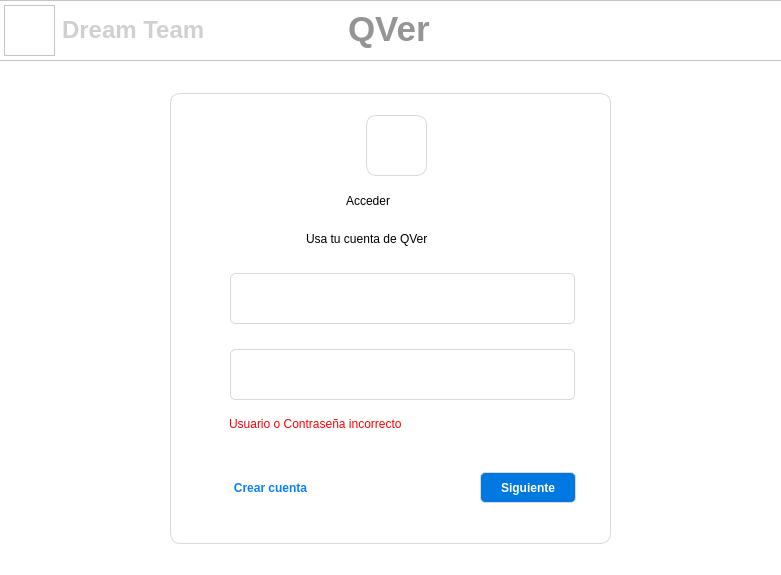
Before: the Qt Designer form QVer/Designs-UI/Login.ui in Espindolete/QVer, drawn with Qt 5.
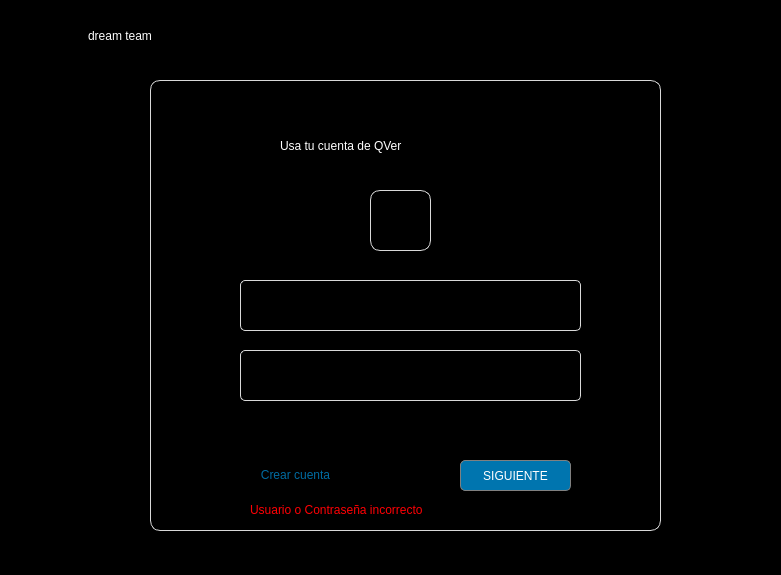
After: the same form once the commit is applied. Icons and pictures are not drawn.

What changed in the file:
```diff
--- a/QVer/Designs-UI/Login.ui
+++ b/QVer/Designs-UI/Login.ui
@@ -20,14 +20,67 @@
    <string>Login</string>
   </property>
   <property name="styleSheet">
-   <string notr="true">background-color: rgb(255, 255, 255);</string>
+   <string notr="true">background-color: rgb(0, 0, 0);</string>
   </property>
+  <widget class="QFrame" name="frame_3">
+   <property name="geometry">
+    <rect>
+     <x>-2</x>
+     <y>0</y>
+     <width>811</width>
+     <height>61</height>
+    </rect>
+   </property>
+   <property name="frameShape">
+    <enum>QFrame::StyledPanel</enum>
+   </property>
+   <property name="frameShadow">
+    <enum>QFrame::Raised</enum>
+   </property>
+   <widget class="QFrame" name="frame_4">
+    <property name="geometry">
+     <rect>
+      <x>20</x>
+      <y>10</y>
+      <width>51</width>
+      <height>51</height>
+     </rect>
+    </property>
+    <property name="styleSheet">
+     <string notr="true">border-image: url(:/Icono/Images-UI/Icono.png);</string>
+    </property>
+    <property name="frameShape">
+     <enum>QFrame::StyledPanel</enum>
+    </property>
+    <property name="frameShadow">
+     <enum>QFrame::Raised</enum>
+    </property>
+   </widget>
+   <widget class="QLabel" name="DreamTeam">
+    <property name="geometry">
+     <rect>
+      <x>90</x>
+      <y>20</y>
+      <width>201</width>
+      <height>31</height>
+     </rect>
+    </property>
+    <property name="styleSheet">
+     <string notr="true">font: 18pt &quot;Star Jedi&quot;;
+color: rgb(255, 255, 255);
+background-color: rgba(0, 0, 0,0%);</string>
+    </property>
+    <property name="text">
+     <string>dream team</string>
+    </property>
+   </widget>
+  </widget>
   <widget class="QFrame" name="frame">
    <property name="geometry">
     <rect>
-     <x>170</x>
-     <y>93</y>
-     <width>441</width>
+     <x>150</x>
+     <y>80</y>
+     <width>511</width>
      <height>451</height>
     </rect>
    </property>
@@ -43,164 +96,18 @@
    <property name="frameShadow">
     <enum>QFrame::Raised</enum>
    </property>
-   <widget class="QTextEdit" name="txt_usr">
-    <property name="enabled">
-     <bool>true</bool>
-    </property>
-    <property name="geometry">
-     <rect>
-      <x>60</x>
-      <y>180</y>
-      <width>345</width>
-      <height>51</height>
-     </rect>
-    </property>
-    <property name="focusPolicy">
-     <enum>Qt::ClickFocus</enum>
-    </property>
-    <property name="contextMenuPolicy">
-     <enum>Qt::NoContextMenu</enum>
-    </property>
-    <property name="acceptDrops">
-     <bool>false</bool>
-    </property>
-    <property name="autoFillBackground">
-     <bool>false</bool>
-    </property>
-    <property name="styleSheet">
-     <string notr="true">.QTextEdit{border: 1px solid gray;
-border-radius: 5px;
-border-color: rgb(217, 217, 217);}
-.QTextEdit:focus{border: 1px solid blue;
-border-radius: 5px;
-border-color: rgb(0, 120, 226);}
-
-</string>
-    </property>
-    <property name="verticalScrollBarPolicy">
-     <enum>Qt::ScrollBarAlwaysOff</enum>
-    </property>
-    <property name="horizontalScrollBarPolicy">
-     <enum>Qt::ScrollBarAsNeeded</enum>
-    </property>
-    <property name="autoFormatting">
-     <set>QTextEdit::AutoNone</set>
-    </property>
-    <property name="tabChangesFocus">
-     <bool>true</bool>
-    </property>
-    <property name="lineWrapMode">
-     <enum>QTextEdit::NoWrap</enum>
-    </property>
-    <property name="html">
-     <string>&lt;!DOCTYPE HTML PUBLIC &quot;-//W3C//DTD HTML 4.0//EN&quot; &quot;http://www.w3.org/TR/REC-html40/strict.dtd&quot;&gt;
-&lt;html&gt;&lt;head&gt;&lt;meta name=&quot;qrichtext&quot; content=&quot;1&quot; /&gt;&lt;style type=&quot;text/css&quot;&gt;
-p, li { white-space: pre-wrap; }
-&lt;/style&gt;&lt;/head&gt;&lt;body style=&quot; font-family:'Cantarell'; font-size:11pt; font-weight:400; font-style:normal;&quot;&gt;
-&lt;p style=&quot;-qt-paragraph-type:empty; margin-top:0px; margin-bottom:0px; margin-left:0px; margin-right:0px; -qt-block-indent:0; text-indent:0px;&quot;&gt;&lt;br /&gt;&lt;/p&gt;&lt;/body&gt;&lt;/html&gt;</string>
-    </property>
-    <property name="overwriteMode">
-     <bool>true</bool>
-    </property>
-    <property name="acceptRichText">
-     <bool>false</bool>
-    </property>
-   </widget>
-   <widget class="QTextEdit" name="txt_pass">
-    <property name="geometry">
-     <rect>
-      <x>60</x>
-      <y>256</y>
-      <width>345</width>
-      <height>51</height>
-     </rect>
-    </property>
-    <property name="focusPolicy">
-     <enum>Qt::ClickFocus</enum>
-    </property>
-    <property name="contextMenuPolicy">
-     <enum>Qt::NoContextMenu</enum>
-    </property>
-    <property name="acceptDrops">
-     <bool>false</bool>
-    </property>
-    <property name="styleSheet">
-     <string notr="true">.QTextEdit{border: 1px solid gray;
-border-radius: 5px;
-border-color: rgb(217, 217, 217);}
-.QTextEdit:focus{border: 1px solid blue;
-border-radius: 5px;
-border-color: rgb(0, 120, 226);}
-
-</string>
-    </property>
-    <property name="verticalScrollBarPolicy">
-     <enum>Qt::ScrollBarAlwaysOff</enum>
-    </property>
-    <property name="autoFormatting">
-     <set>QTextEdit::AutoNone</set>
-    </property>
-    <property name="tabChangesFocus">
-     <bool>true</bool>
-    </property>
-    <property name="lineWrapMode">
-     <enum>QTextEdit::NoWrap</enum>
-    </property>
-    <property name="html">
-     <string>&lt;!DOCTYPE HTML PUBLIC &quot;-//W3C//DTD HTML 4.0//EN&quot; &quot;http://www.w3.org/TR/REC-html40/strict.dtd&quot;&gt;
-&lt;html&gt;&lt;head&gt;&lt;meta name=&quot;qrichtext&quot; content=&quot;1&quot; /&gt;&lt;style type=&quot;text/css&quot;&gt;
-p, li { white-space: pre-wrap; }
-&lt;/style&gt;&lt;/head&gt;&lt;body style=&quot; font-family:'Cantarell'; font-size:11pt; font-weight:400; font-style:normal;&quot;&gt;
-&lt;p style=&quot;-qt-paragraph-type:empty; margin-top:0px; margin-bottom:0px; margin-left:0px; margin-right:0px; -qt-block-indent:0; text-indent:0px;&quot;&gt;&lt;br /&gt;&lt;/p&gt;&lt;/body&gt;&lt;/html&gt;</string>
-    </property>
-    <property name="overwriteMode">
-     <bool>true</bool>
-    </property>
-    <property name="acceptRichText">
-     <bool>false</bool>
-    </property>
-   </widget>
-   <widget class="QPushButton" name="btn_sgte">
-    <property name="geometry">
-     <rect>
-      <x>310</x>
-      <y>379</y>
-      <width>96</width>
-      <height>31</height>
-     </rect>
-    </property>
-    <property name="styleSheet">
-     <string notr="true">.QPushButton{
-border: 1px solid gray;
-border-radius: 5px;
-background-color: rgb(0, 120, 226);
-color: rgb(255, 255, 255);
-border-color: rgb(217, 217, 217);
-font-weight:bold;}</string>
-    </property>
-    <property name="text">
-     <string>Siguiente</string>
-    </property>
-    <property name="iconSize">
-     <size>
-      <width>16</width>
-      <height>16</height>
-     </size>
-    </property>
-   </widget>
    <widget class="QPushButton" name="btn_cc">
     <property name="geometry">
      <rect>
-      <x>50</x>
+      <x>80</x>
       <y>380</y>
-      <width>101</width>
+      <width>131</width>
       <height>29</height>
      </rect>
     </property>
     <property name="styleSheet">
-     <string notr="true">color:rgb(10, 128, 255);
-font: 75 11pt &quot;Cantarell&quot;;
-font-weight: bold;</string>
+     <string notr="true">font: 30pt &quot;Jurassic Park&quot;;
+color: rgb(0, 107, 161);</string>
     </property>
     <property name="text">
      <string>Crear cuenta</string>
@@ -224,8 +131,8 @@
     </property>
     <property name="geometry">
      <rect>
-      <x>196</x>
-      <y>22</y>
+      <x>220</x>
+      <y>110</y>
       <width>61</width>
       <height>61</height>
      </rect>
@@ -245,11 +152,107 @@
      <number>0</number>
     </property>
    </widget>
+   <widget class="QLabel" name="lbl_stc">
+    <property name="geometry">
+     <rect>
+      <x>130</x>
+      <y>50</y>
+      <width>251</width>
+      <height>31</height>
+     </rect>
+    </property>
+    <property name="styleSheet">
+     <string notr="true">font: 18pt &quot;Avengeance&quot;;
+color: rgb(255, 255, 255);
+background-color: rgba(0, 0, 0,0%);</string>
+    </property>
+    <property name="text">
+     <string>Usa tu cuenta de QVer</string>
+    </property>
+   </widget>
+   <widget class="QLineEdit" name="txt_usr">
+    <property name="geometry">
+     <rect>
+      <x>90</x>
+      <y>200</y>
+      <width>341</width>
+      <height>51</height>
+     </rect>
+    </property>
+    <property name="font">
+     <font>
+      <family>THE GONjURING</family>
+      <pointsize>16</pointsize>
+     </font>
+    </property>
+    <property name="styleSheet">
+     <string notr="true">.QLineEdit{border: 1px solid gray;
+border-radius: 5px;
+border-color: rgb(217, 217, 217);
+
+
+color: rgb(255, 255, 255);}
+.QLineEdit:focus{border: 1px solid blue;
+border-radius: 5px;
+border-color: rgb(0, 120, 226);
+}</string>
+    </property>
+   </widget>
+   <widget class="QLineEdit" name="txt_pass">
+    <property name="geometry">
+     <rect>
+      <x>90</x>
+      <y>270</y>
+      <width>341</width>
+      <height>51</height>
+     </rect>
+    </property>
+    <property name="font">
+     <font>
+      <family>THE GONjURING</family>
+      <pointsize>16</pointsize>
+     </font>
+    </property>
+    <property name="styleSheet">
+     <string notr="true">.QLineEdit{border: 1px solid gray;
+border-radius: 5px;
+border-color: rgb(217, 217, 217);
+
+
+color: rgb(255, 255, 255);}
+.QLineEdit:focus{border: 1px solid blue;
+border-radius: 5px;
+border-color: rgb(0, 120, 226);
+}</string>
+    </property>
+   </widget>
+   <widget class="QPushButton" name="btn_sgte">
+    <property name="geometry">
+     <rect>
+      <x>310</x>
+      <y>380</y>
+      <width>111</width>
+      <height>31</height>
+     </rect>
+    </property>
+    <property name="styleSheet">
+     <string notr="true">.QPushButton{
+border: 1px solid gray;
+border-radius: 5px;
+background-color: rgb(0, 117, 175);
+color: rgb(255, 255, 255);
+
+font: 26pt &quot;Jurassic Park&quot;}</string>
+    </property>
+    <property name="text">
+     <string>SIGUIENTE</string>
+    </property>
+   </widget>
    <widget class="QLabel" name="lbl_info">
     <property name="geometry">
      <rect>
-      <x>59</x>
-      <y>321</y>
+      <x>100</x>
+      <y>420</y>
       <width>221</width>
       <height>19</height>
      </rect>
@@ -259,101 +262,6 @@
     </property>
     <property name="text">
      <string>Usuario o Contraseña incorrecto</string>
-    </property>
-   </widget>
-   <widget class="QLabel" name="lbl_tit">
-    <property name="geometry">
-     <rect>
-      <x>176</x>
-      <y>92</y>
-      <width>111</width>
-      <height>31</height>
-     </rect>
-    </property>
-    <property name="styleSheet">
-     <string notr="true">color: rgb(0, 0, 0);
-font: 75 22pt &quot;Cantarell&quot;;</string>
-    </property>
-    <property name="text">
-     <string>Acceder</string>
-    </property>
-   </widget>
-   <widget class="QLabel" name="lbl_stc">
-    <property name="geometry">
-     <rect>
-      <x>136</x>
-      <y>130</y>
-      <width>181</width>
-      <height>31</height>
-     </rect>
-    </property>
-    <property name="styleSheet">
-     <string notr="true">color: rgb(0, 0, 0);
-font: 75 14pt &quot;Cantarell&quot;;</string>
-    </property>
-    <property name="text">
-     <string>Usa tu cuenta de QVer</string>
-    </property>
-   </widget>
-  </widget>
-  <widget class="QFrame" name="frame_3">
-   <property name="geometry">
-    <rect>
-     <x>-2</x>
-     <y>0</y>
-     <width>811</width>
-     <height>61</height>
-    </rect>
-   </property>
-   <property name="frameShape">
-    <enum>QFrame::StyledPanel</enum>
-   </property>
-   <property name="frameShadow">
-    <enum>QFrame::Raised</enum>
-   </property>
-   <widget class="QFrame" name="frame_4">
-    <property name="geometry">
-     <rect>
-      <x>6</x>
-      <y>5</y>
-      <width>51</width>
-      <height>51</height>
-     </rect>
-    </property>
-    <property name="styleSheet">
-     <string notr="true">border-image: url(:/Icono/Images-UI/Icono.png);</string>
-    </property>
-    <property name="frameShape">
-     <enum>QFrame::StyledPanel</enum>
-    </property>
-    <property name="frameShadow">
-     <enum>QFrame::Raised</enum>
-    </property>
-   </widget>
-   <widget class="QLabel" name="label">
-    <property name="geometry">
-     <rect>
-      <x>350</x>
-      <y>9</y>
-      <width>91</width>
-      <height>41</height>
-     </rect>
-    </property>
-    <property name="text">
-     <string>&lt;html&gt;&lt;head/&gt;&lt;body&gt;&lt;p&gt;&lt;span style=&quot; font-size:26pt; font-weight:600; color:#959595;&quot;&gt;QVer&lt;/span&gt;&lt;/p&gt;&lt;/body&gt;&lt;/html&gt;</string>
-    </property>
-   </widget>
-   <widget class="QLabel" name="DreamTeam">
-    <property name="geometry">
-     <rect>
-      <x>64</x>
-      <y>15</y>
-      <width>141</width>
-      <height>31</height>
-     </rect>
-    </property>
-    <property name="text">
-     <string>&lt;html&gt;&lt;head/&gt;&lt;body&gt;&lt;p&gt;&lt;span style=&quot; font-size:18pt; font-weight:600; color:#d0d0d0;&quot;&gt;Dream Team&lt;/span&gt;&lt;/p&gt;&lt;/body&gt;&lt;/html&gt;</string>
     </property>
    </widget>
   </widget>
```
